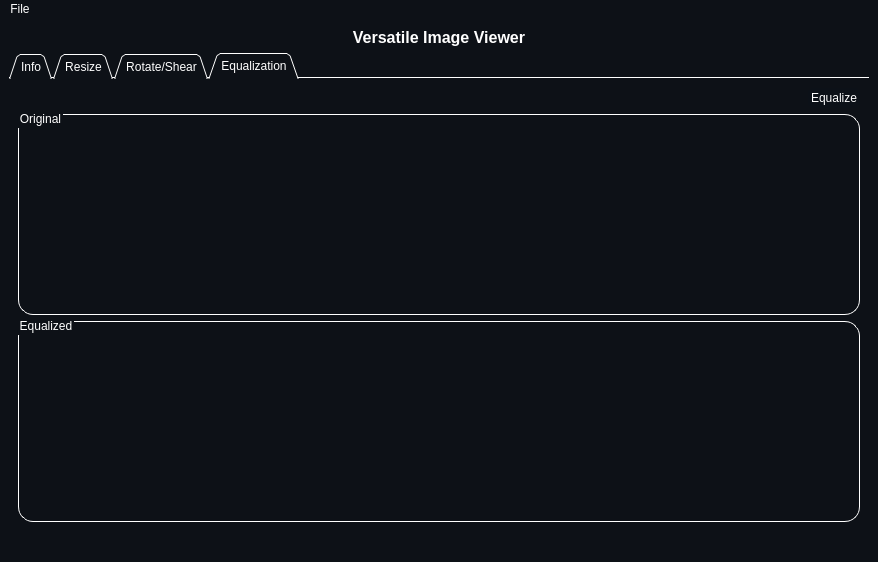
This is resources/MainWindow.ui in Zeyad-Alo/DICOM-Viewer as Qt 5 draws it before an edit. The edited form follows.
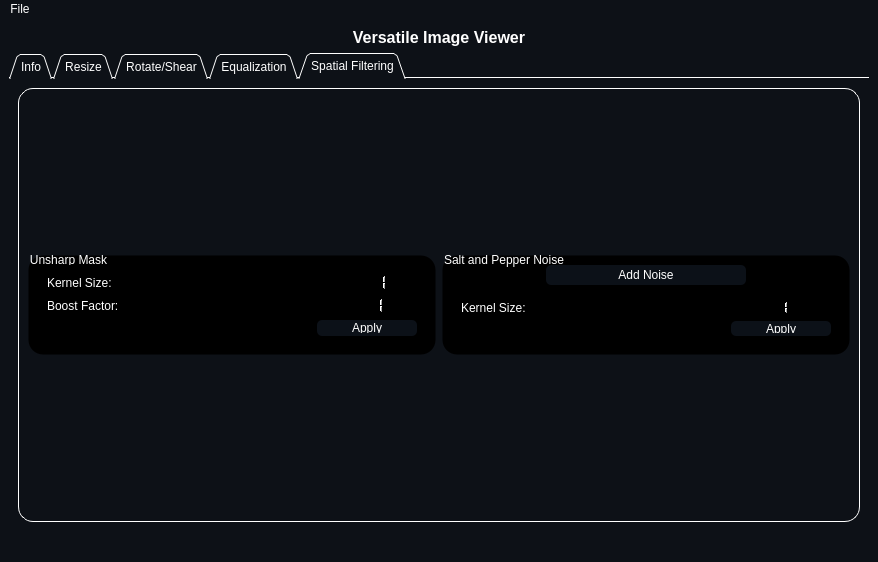
This is the edited form. Icons and pictures are not drawn.

```diff
--- a/resources/MainWindow.ui
+++ b/resources/MainWindow.ui
@@ -38,7 +38,7 @@
        <enum>QTabWidget::Triangular</enum>
       </property>
       <property name="currentIndex">
-       <number>3</number>
+       <number>4</number>
       </property>
       <property name="documentMode">
        <bool>true</bool>
@@ -960,6 +960,552 @@
         </item>
        </layout>
       </widget>
+      <widget class="QWidget" name="tab_5">
+       <attribute name="title">
+        <string>Spatial Filtering</string>
+       </attribute>
+       <layout class="QGridLayout" name="gridLayout_13">
+        <item row="0" column="0">
+         <widget class="QGroupBox" name="main_groupBox_6">
+          <property name="styleSheet">
+           <string notr="true">QGroupBox {
+background-color: rgb(13, 17, 23);
+border: 1.2px solid #ffffff;
+border-style: outset;
+border-radius: 15px;
+}
+QGroupBox::title  {
+    subcontrol-origin: margin;
+    subcontrol-position: top left;
+    padding: -5px 0px 0px 0px;
+    color: rgb(255, 255, 255);
+}</string>
+          </property>
+          <property name="title">
+           <string/>
+          </property>
+          <layout class="QGridLayout" name="gridLayout_12">
+           <item row="0" column="1">
+            <widget class="QGroupBox" name="controls_groupBox_5">
+             <property name="minimumSize">
+              <size>
+               <width>0</width>
+               <height>100</height>
+              </size>
+             </property>
+             <property name="maximumSize">
+              <size>
+               <width>16777215</width>
+               <height>100</height>
+              </size>
+             </property>
+             <property name="styleSheet">
+              <string notr="true">background-color: black;
+border-color: transparent;</string>
+             </property>
+             <property name="title">
+              <string>Salt and Pepper Noise</string>
+             </property>
+             <layout class="QGridLayout" name="gridLayout_9">
+              <item row="0" column="0">
+               <layout class="QVBoxLayout" name="verticalLayout_16">
+                <item>
+                 <layout class="QHBoxLayout" name="horizontalLayout_25">
+                  <item>
+                   <spacer name="horizontalSpacer_14">
+                    <property name="orientation">
+                     <enum>Qt::Horizontal</enum>
+                    </property>
+                    <property name="sizeHint" stdset="0">
+                     <size>
+                      <width>40</width>
+                      <height>20</height>
+                     </size>
+                    </property>
+                   </spacer>
+                  </item>
+                  <item>
+                   <widget class="QPushButton" name="noise_button">
+                    <property name="minimumSize">
+                     <size>
+                      <width>200</width>
+                      <height>0</height>
+                     </size>
+                    </property>
+                    <property name="styleSheet">
+                     <string notr="true">QPushButton {
+    border-radius: 5px;
+    border-style: outset;
+    background: rgb(12, 17, 24);
+	padding: 3;
+    }
+
+QPushButton:hover {
+    background: rgb(63, 95, 127)
+    }
+
+QPushButton:pressed {
+    border-style: inset;
+    background:rgb(20, 20, 20)
+    }</string>
+                    </property>
+                    <property name="text">
+                     <string>Add Noise</string>
+                    </property>
+                   </widget>
+                  </item>
+                  <item>
+                   <spacer name="horizontalSpacer_15">
+                    <property name="orientation">
+                     <enum>Qt::Horizontal</enum>
+                    </property>
+                    <property name="sizeHint" stdset="0">
+                     <size>
+                      <width>40</width>
+                      <height>20</height>
+                     </size>
+                    </property>
+                   </spacer>
+                  </item>
+                 </layout>
+                </item>
+                <item>
+                 <widget class="QWidget" name="salt_controls_widget" native="true">
+                  <layout class="QVBoxLayout" name="controls_verticalLayout_6">
+                   <item>
+                    <layout class="QHBoxLayout" name="horizontalLayout_23">
+                     <item>
+                      <widget class="QLabel" name="label_8">
+                       <property name="text">
+                        <string>Kernel Size:</string>
+                       </property>
+                      </widget>
+                     </item>
+                     <item>
+                      <widget class="QSlider" name="salt_slider">
+                       <property name="minimumSize">
+                        <size>
+                         <width>200</width>
+                         <height>0</height>
+                        </size>
+                       </property>
+                       <property name="maximumSize">
+                        <size>
+                         <width>200</width>
+                         <height>16777215</height>
+                        </size>
+                       </property>
+                       <property name="styleSheet">
+                        <string notr="true">QSlider{
+    background-color: transparent;
+}
+
+QSlider::handle {
+    background-color: qradialgradient(
+        cx: 0.7, cy: 1.4, fx: 0.7, fy: 1.4,
+        radius: 1, stop: 0 #fff, stop: 1 #424242
+        );
+	border-radius: 2px;
+    height: 40px;
+    width: 40px;
+    margin: -15px 0px;
+    }
+
+QSlider::handle::hover{
+	border: inset;
+	 background-color: qradialgradient(
+        cx: 0.7, cy: 1.4, fx: 0.7, fy: 1.4,
+        radius: 1, stop: 0 #bbb, stop: 1 #000
+        );}</string>
+                       </property>
+                       <property name="minimum">
+                        <number>1</number>
+                       </property>
+                       <property name="maximum">
+                        <number>101</number>
+                       </property>
+                       <property name="singleStep">
+                        <number>2</number>
+                       </property>
+                       <property name="pageStep">
+                        <number>2</number>
+                       </property>
+                       <property name="sliderPosition">
+                        <number>1</number>
+                       </property>
+                       <property name="orientation">
+                        <enum>Qt::Horizontal</enum>
+                       </property>
+                       <property name="tickPosition">
+                        <enum>QSlider::TicksBelow</enum>
+                       </property>
+                       <property name="tickInterval">
+                        <number>5</number>
+                       </property>
+                      </widget>
+                     </item>
+                     <item>
+                      <widget class="QLCDNumber" name="salt_lcd">
+                       <property name="maximumSize">
+                        <size>
+                         <width>16777215</width>
+                         <height>24</height>
+                        </size>
+                       </property>
+                       <property name="intValue" stdset="0">
+                        <number>1</number>
+                       </property>
+                      </widget>
+                     </item>
+                     <item>
+                      <widget class="QLabel" name="direction_label_5">
+                       <property name="text">
+                        <string/>
+                       </property>
+                      </widget>
+                     </item>
+                    </layout>
+                   </item>
+                   <item>
+                    <layout class="QHBoxLayout" name="horizontalLayout_24">
+                     <item>
+                      <spacer name="horizontalSpacer_13">
+                       <property name="orientation">
+                        <enum>Qt::Horizontal</enum>
+                       </property>
+                       <property name="sizeHint" stdset="0">
+                        <size>
+                         <width>40</width>
+                         <height>20</height>
+                        </size>
+                       </property>
+                      </spacer>
+                     </item>
+                     <item>
+                      <widget class="QPushButton" name="salt_button">
+                       <property name="minimumSize">
+                        <size>
+                         <width>100</width>
+                         <height>0</height>
+                        </size>
+                       </property>
+                       <property name="styleSheet">
+                        <string notr="true">QPushButton {
+    border-radius: 5px;
+    border-style: outset;
+    background: rgb(12, 17, 24);
+	padding: 3;
+    }
+
+QPushButton:hover {
+    background: rgb(63, 95, 127)
+    }
+
+QPushButton:pressed {
+    border-style: inset;
+    background:rgb(20, 20, 20)
+    }</string>
+                       </property>
+                       <property name="text">
+                        <string>Apply</string>
+                       </property>
+                      </widget>
+                     </item>
+                    </layout>
+                   </item>
+                  </layout>
+                 </widget>
+                </item>
+               </layout>
+              </item>
+             </layout>
+            </widget>
+           </item>
+           <item row="0" column="0">
+            <widget class="QGroupBox" name="controls_groupBox_6">
+             <property name="minimumSize">
+              <size>
+               <width>0</width>
+               <height>100</height>
+              </size>
+             </property>
+             <property name="maximumSize">
+              <size>
+               <width>16777215</width>
+               <height>100</height>
+              </size>
+             </property>
+             <property name="styleSheet">
+              <string notr="true">background-color: black;
+border-color: transparent;</string>
+             </property>
+             <property name="title">
+              <string>Unsharp Mask</string>
+             </property>
+             <layout class="QGridLayout" name="gridLayout_10">
+              <item row="0" column="0">
+               <widget class="QWidget" name="r_controls_widget_3" native="true">
+                <layout class="QVBoxLayout" name="controls_verticalLayout_5">
+                 <item>
+                  <layout class="QHBoxLayout" name="horizontalLayout_22">
+                   <item>
+                    <widget class="QLabel" name="label_7">
+                     <property name="text">
+                      <string>Kernel Size:   </string>
+                     </property>
+                    </widget>
+                   </item>
+                   <item>
+                    <widget class="QSlider" name="unsharp_slider">
+                     <property name="minimumSize">
+                      <size>
+                       <width>200</width>
+                       <height>0</height>
+                      </size>
+                     </property>
+                     <property name="maximumSize">
+                      <size>
+                       <width>200</width>
+                       <height>16777215</height>
+                      </size>
+                     </property>
+                     <property name="styleSheet">
+                      <string notr="true">QSlider{
+    background-color: transparent;
+}
+
+QSlider::handle {
+    background-color: qradialgradient(
+        cx: 0.7, cy: 1.4, fx: 0.7, fy: 1.4,
+        radius: 1, stop: 0 #fff, stop: 1 #424242
+        );
+	border-radius: 2px;
+    height: 40px;
+    width: 40px;
+    margin: -15px 0px;
+    }
+
+QSlider::handle::hover{
+	border: inset;
+	 background-color: qradialgradient(
+        cx: 0.7, cy: 1.4, fx: 0.7, fy: 1.4,
+        radius: 1, stop: 0 #bbb, stop: 1 #000
+        );}</string>
+                     </property>
+                     <property name="minimum">
+                      <number>1</number>
+                     </property>
+                     <property name="maximum">
+                      <number>101</number>
+                     </property>
+                     <property name="singleStep">
+                      <number>2</number>
+                     </property>
+                     <property name="pageStep">
+                      <number>2</number>
+                     </property>
+                     <property name="sliderPosition">
+                      <number>1</number>
+                     </property>
+                     <property name="orientation">
+                      <enum>Qt::Horizontal</enum>
+                     </property>
+                     <property name="tickPosition">
+                      <enum>QSlider::TicksBelow</enum>
+                     </property>
+                     <property name="tickInterval">
+                      <number>5</number>
+                     </property>
+                    </widget>
+                   </item>
+                   <item>
+                    <widget class="QLCDNumber" name="unsharp_lcd">
+                     <property name="maximumSize">
+                      <size>
+                       <width>16777215</width>
+                       <height>24</height>
+                      </size>
+                     </property>
+                     <property name="intValue" stdset="0">
+                      <number>1</number>
+                     </property>
+                    </widget>
+                   </item>
+                   <item>
+                    <widget class="QLabel" name="direction_label_3">
+                     <property name="text">
+                      <string/>
+                     </property>
+                    </widget>
+                   </item>
+                  </layout>
+                 </item>
+                 <item>
+                  <layout class="QHBoxLayout" name="horizontalLayout_26">
+                   <item>
+                    <widget class="QLabel" name="label_10">
+                     <property name="text">
+                      <string>Boost Factor:</string>
+                     </property>
+                    </widget>
+                   </item>
+                   <item>
+                    <widget class="QSlider" name="boost_slider">
+                     <property name="minimumSize">
+                      <size>
+                       <width>200</width>
+                       <height>0</height>
+                      </size>
+                     </property>
+                     <property name="maximumSize">
+                      <size>
+                       <width>200</width>
+                       <height>16777215</height>
+                      </size>
+                     </property>
+                     <property name="styleSheet">
+                      <string notr="true">QSlider{
+    background-color: transparent;
+}
+
+QSlider::handle {
+    background-color: qradialgradient(
+        cx: 0.7, cy: 1.4, fx: 0.7, fy: 1.4,
+        radius: 1, stop: 0 #fff, stop: 1 #424242
+        );
+	border-radius: 2px;
+    height: 40px;
+    width: 40px;
+    margin: -15px 0px;
+    }
+
+QSlider::handle::hover{
+	border: inset;
+	 background-color: qradialgradient(
+        cx: 0.7, cy: 1.4, fx: 0.7, fy: 1.4,
+        radius: 1, stop: 0 #bbb, stop: 1 #000
+        );}</string>
+                     </property>
+                     <property name="minimum">
+                      <number>1</number>
+                     </property>
+                     <property name="maximum">
+                      <number>101</number>
+                     </property>
+                     <property name="singleStep">
+                      <number>2</number>
+                     </property>
+                     <property name="pageStep">
+                      <number>2</number>
+                     </property>
+                     <property name="sliderPosition">
+                      <number>1</number>
+                     </property>
+                     <property name="orientation">
+                      <enum>Qt::Horizontal</enum>
+                     </property>
+                     <property name="tickPosition">
+                      <enum>QSlider::TicksBelow</enum>
+                     </property>
+                     <property name="tickInterval">
+                      <number>5</number>
+                     </property>
+                    </widget>
+                   </item>
+                   <item>
+                    <widget class="QLCDNumber" name="boost_lcd">
+                     <property name="maximumSize">
+                      <size>
+                       <width>16777215</width>
+                       <height>24</height>
+                      </size>
+                     </property>
+                     <property name="intValue" stdset="0">
+                      <number>1</number>
+                     </property>
+                    </widget>
+                   </item>
+                   <item>
+                    <widget class="QLabel" name="direction_label_6">
+                     <property name="text">
+                      <string/>
+                     </property>
+                    </widget>
+                   </item>
+                  </layout>
+                 </item>
+                 <item>
+                  <layout class="QHBoxLayout" name="horizontalLayout_21">
+                   <item>
+                    <spacer name="horizontalSpacer_12">
+                     <property name="orientation">
+                      <enum>Qt::Horizontal</enum>
+                     </property>
+                     <property name="sizeHint" stdset="0">
+                      <size>
+                       <width>40</width>
+                       <height>20</height>
+                      </size>
+                     </property>
+                    </spacer>
+                   </item>
+                   <item>
+                    <widget class="QPushButton" name="unsharp_button">
+                     <property name="minimumSize">
+                      <size>
+                       <width>100</width>
+                       <height>0</height>
+                      </size>
+                     </property>
+                     <property name="styleSheet">
+                      <string notr="true">QPushButton {
+    border-radius: 5px;
+    border-style: outset;
+    background: rgb(12, 17, 24);
+	padding: 3;
+    }
+
+QPushButton:hover {
+    background: rgb(63, 95, 127)
+    }
+
+QPushButton:pressed {
+    border-style: inset;
+    background:rgb(20, 20, 20)
+    }</string>
+                     </property>
+                     <property name="text">
+                      <string>Apply</string>
+                     </property>
+                    </widget>
+                   </item>
+                  </layout>
+                 </item>
+                </layout>
+               </widget>
+              </item>
+             </layout>
+            </widget>
+           </item>
+           <item row="1" column="0">
+            <layout class="QVBoxLayout" name="unsharp_box">
+             <property name="spacing">
+              <number>10</number>
+             </property>
+            </layout>
+           </item>
+           <item row="1" column="1">
+            <layout class="QVBoxLayout" name="salt_box">
+             <property name="spacing">
+              <number>10</number>
+             </property>
+            </layout>
+           </item>
+          </layout>
+         </widget>
+        </item>
+       </layout>
+      </widget>
      </widget>
     </item>
    </layout>
```
